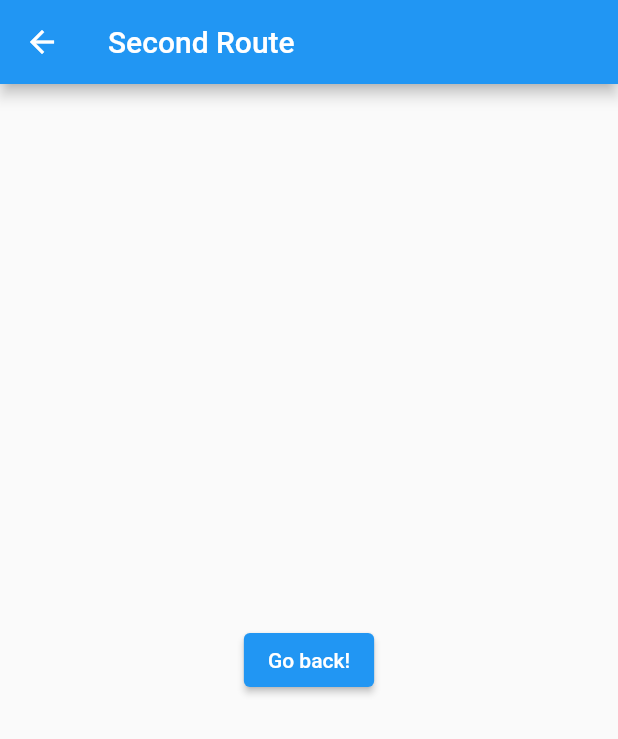
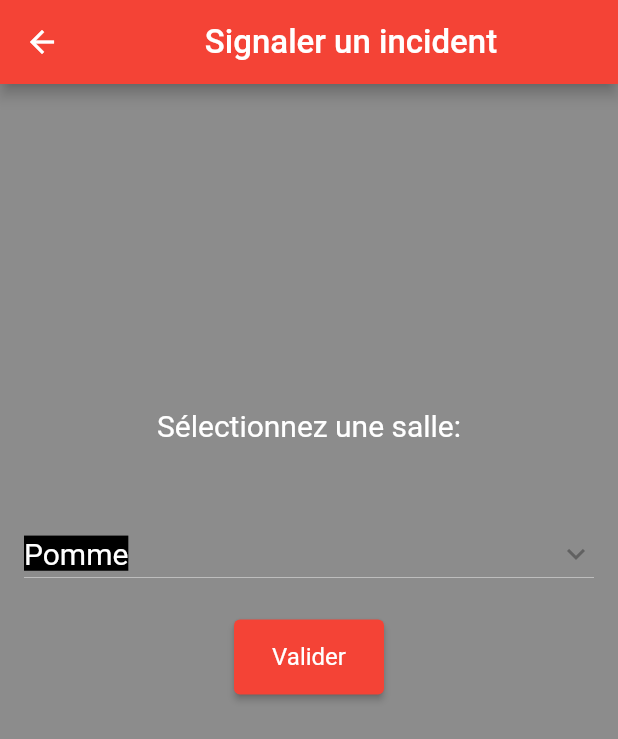
Before and after one commit to duperrav/incident-tracker, a Flutter app: the screen it shows after launch, after a tap on "Signaler un incident", on a phone screen of 412 x 824 dp. Shown: the top 739 px of the screen. Run offline on Flutter 3.47's test engine with Material 2 defaults, Android fonts, the phone set to English and light mode, and no system bars.

Commit message:
creation_pages

```diff
--- a/lib/home/home_page.dart
+++ b/lib/home/home_page.dart
@@ -0,0 +1,70 @@
+
+import 'package:flutter/material.dart';
+import 'incident_list_page.dart';
+import 'signaler_incident.dart';
+
+class MyHomePage extends StatefulWidget {
+  const MyHomePage({Key? key}) : super(key: key);
+
+  @override
+  State<MyHomePage> createState() => _MyHomePageState();
+}
+
+class _MyHomePageState extends State<MyHomePage> {
+
+  @override
+  Widget build(BuildContext context) {
+    return Scaffold(
+        backgroundColor: Colors.black45,
+        appBar: AppBar(
+          backgroundColor: Colors.blueGrey,
+          title: const Center(
+              child: Text(
+                'Incident Tracker',
+                style: TextStyle(color: Colors.white, fontSize: 22),
+              )),
+        ),
+        body: Padding(
+          padding: const EdgeInsets.all(16.0),
+          child: SizedBox(
+            width: MediaQuery.of(context).size.width,
+            child: Column(
+              mainAxisSize: MainAxisSize.max,
+              children:  <Widget>[
+                const SizedBox(height: 200),
+              ElevatedButton(
+              style: ElevatedButton.styleFrom(
+                primary: Colors.blueGrey,
+                padding: EdgeInsets.all(12),
+                textStyle: TextStyle(fontSize: 20),
+                fixedSize: const Size(300,50)
+              ),
+            onPressed: () {
+              Navigator.push(
+                context,
+                MaterialPageRoute(builder: (context) => const ListeIncident()),
+              );
+            },
+            child: const Text('Consulter la liste des tickets'),
+          ),
+                const SizedBox(height: 50),
+          ElevatedButton(
+            style: ElevatedButton.styleFrom(
+                primary: Colors.red,
+                padding: EdgeInsets.all(12),
+                textStyle: TextStyle(fontSize: 20),
+                fixedSize: const Size(300,50)
+            ),
+            onPressed: () {Navigator.push(
+              context,
+              MaterialPageRoute(builder: (context) => const SignalerIncident()),
+            );},
+            child: const Text('Signaler un incident'),
+          ),
+          ],
+            ),
+          ),
+        ) // This trailing comma makes auto-formatting nicer for build methods.
+    );
+  }
+}
--- /dev/null
+++ b/lib/home/signaler_incident.dart
@@ -0,0 +1,89 @@
+
+import 'package:flutter/material.dart';
+import 'widgets/dropdown.dart';
+
+class SignalerIncident extends StatefulWidget {
+  const SignalerIncident({Key? key}) : super(key: key);
+
+  @override
+  State<SignalerIncident> createState() => _SignalerIncident();
+}
+
+class _SignalerIncident extends State<SignalerIncident> {
+
+  String? dropdownvalue = 'Pomme';
+  final _formKey = GlobalKey<FormState>();
+  var items = [
+    'Pomme',
+    'Banane',
+    'Fraise',
+    'Orange',
+    'abricot',
+    'Melon'
+  ];
+
+  @override
+  Widget build(BuildContext context) {
+    return Scaffold(
+        backgroundColor: Colors.black45,
+        appBar: AppBar(
+          backgroundColor: Colors.red,
+          title: const Center(
+              child: Text(
+                'Signaler un incident',
+                style: TextStyle(color: Colors.white, fontSize: 22),
+              )),
+        ),
+        body: Padding(
+          padding: const EdgeInsets.all(16.0),
+          child: SizedBox(
+            width: MediaQuery.of(context).size.width,
+            child: Column(
+              mainAxisSize: MainAxisSize.max,
+              children:  <Widget>[
+                const SizedBox(height: 200),
+                const Text(
+                  'Sélectionnez une salle:',
+                  style: TextStyle(color: Colors.white, fontSize: 20),
+                ),
+                const SizedBox(height: 50),
+                DropdownButton(
+                  isExpanded: true,
+                  value: dropdownvalue,
+                  style: TextStyle(color: Colors.white, fontSize: 20, backgroundColor: Colors.black ),
+                  icon: Icon(Icons.keyboard_arrow_down),
+                  items: items.map((items) {
+                    return DropdownMenuItem(value: items, child: Text(items));
+                  }).toList(),
+                  onChanged: (String? newValue) {
+                    setState(() {
+                      dropdownvalue = newValue;
+                    });
+                  },
+                ),
+                const SizedBox(height: 20),
+                ElevatedButton(
+                  style: ElevatedButton.styleFrom(
+                      primary: Colors.red,
+                      padding: EdgeInsets.all(12),
+                      textStyle: TextStyle(fontSize: 16),
+                      fixedSize: const Size(100,50)
+                  ),
+                  onPressed: () {
+                    // Validate returns true if the form is valid, or false otherwise.
+                    if (_formKey.currentState!.validate()) {
+
+                      ScaffoldMessenger.of(context).showSnackBar(
+                        const SnackBar(content: Text('Processing Data')),
+                      );
+                    }
+                  },
+                  child: const Text('Valider'),
+                ),
+              ],
+            ),
+          ),
+        ) // This trailing comma makes auto-formatting nicer for build methods.
+    );
+  }
+}
--- a/lib/main.dart
+++ b/lib/main.dart
@@ -1,101 +1,25 @@
+import 'package:flutter/material.dart';
+import 'home/home_page.dart';
 
-import 'package:flutter/material.dart';
+void main() async {
 
-void main() => runApp(const MaterialApp(
-  home: MyHomePage()
-));
+  WidgetsFlutterBinding.ensureInitialized();
 
-class MyHomePage extends StatelessWidget {
-  const MyHomePage({Key? key}) : super(key: key);
+  runApp(const MyApp());
+}
 
+class MyApp extends StatelessWidget {
+  const MyApp({Key? key}) : super(key: key);
 
   @override
   Widget build(BuildContext context) {
     return MaterialApp(
+      debugShowCheckedModeBanner: false,
       title: 'Incident Tracker',
-      debugShowCheckedModeBanner: false,
-      home: Scaffold(
-        backgroundColor: Colors.black45,
-        appBar: AppBar(
-          backgroundColor: Colors.blueGrey,
-          title: const Center(
-              child: Text(
-                'Incident Tracker',
-                style: TextStyle(color: Colors.white, fontSize: 22),
-              )),
-
-        ),
-        body: const MyStatefulWidget(),
+      theme: ThemeData(
+        primarySwatch: Colors.blue,
       ),
+      home: const MyHomePage(),
     );
   }
 }
-
-class MyStatefulWidget extends StatefulWidget {
-  const MyStatefulWidget({Key? key}) : super(key: key);
-
-  @override
-  State<MyStatefulWidget> createState() => _MyStatefulWidgetState();
-}
-
-class _MyStatefulWidgetState extends State<MyStatefulWidget> {
-  @override
-  Widget build(BuildContext context) {
-    final ButtonStyle style =
-    ElevatedButton.styleFrom(textStyle: const TextStyle(fontSize: 20));
-
-    return Center(
-      child: Column(
-        mainAxisSize: MainAxisSize.min,
-        children: <Widget>[
-          ElevatedButton(
-            style: ElevatedButton.styleFrom(
-                primary: Colors.blueGrey,
-                padding: EdgeInsets.all(12),
-                textStyle: TextStyle(fontSize: 20),
-                fixedSize: const Size(300,50)
-            ),
-            onPressed: () {},
-            child: const Text('Consulter la liste des tickets'),
-          ),
-          const SizedBox(height: 50),
-          ElevatedButton(
-            style: ElevatedButton.styleFrom(
-                primary: Colors.red,
-                padding: EdgeInsets.all(12),
-                textStyle: TextStyle(fontSize: 20),
-                fixedSize: const Size(300,50)
-            ),
-            onPressed: () {Navigator.push(
-              context,
-              MaterialPageRoute(builder: (context) => const SecondRoute()),
-            );},
-            child: const Text('Signaler un incident'),
-          ),
-        ],
-      ),
-    );
-  }
-}
-
-
-class SecondRoute extends StatelessWidget {
-  const SecondRoute({super.key});
-
-  @override
-  Widget build(BuildContext context) {
-    return Scaffold(
-      appBar: AppBar(
-        title: const Text('Second Route'),
-      ),
-      body: Center(
-        child: ElevatedButton(
-          onPressed: () {
-            Navigator.pop(context);
-          },
-          child: const Text('Go back!'),
-        ),
-      ),
-    );
-  }
-}
```
Also changed, not shown: lib/home/equipment_list_page.dart (deleted, +0 -62 lines), lib/home/incident_list_page.dart (+80 -62 lines), lib/home/widgets/dropdown.dart (added, +48 -0 lines).
